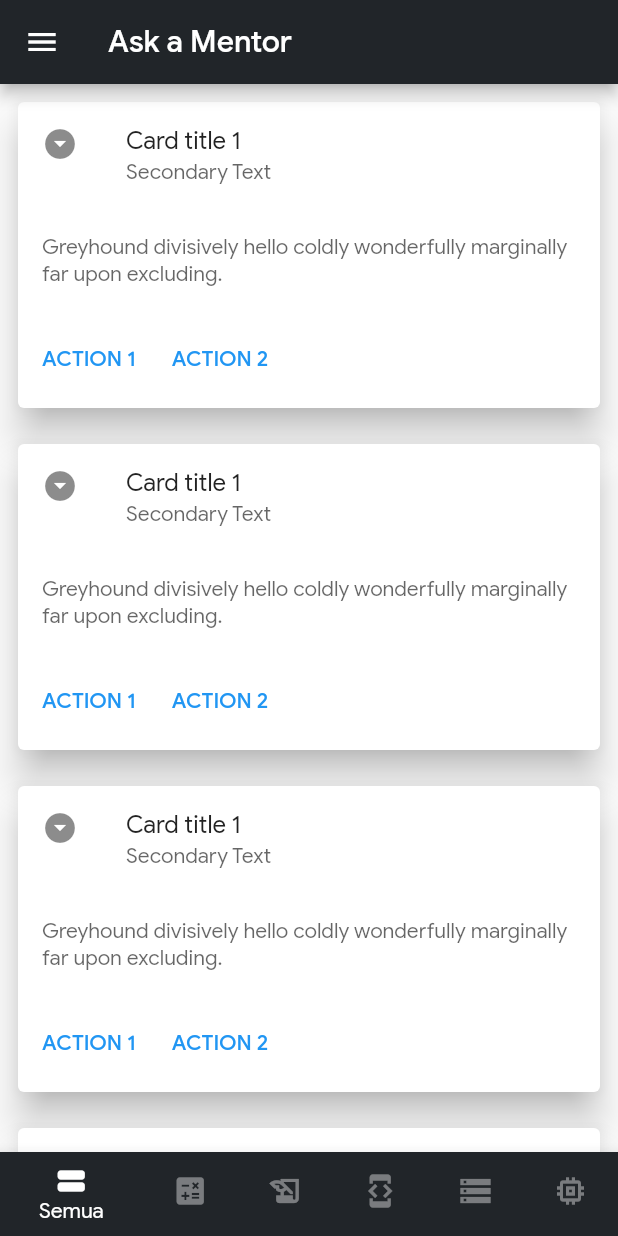
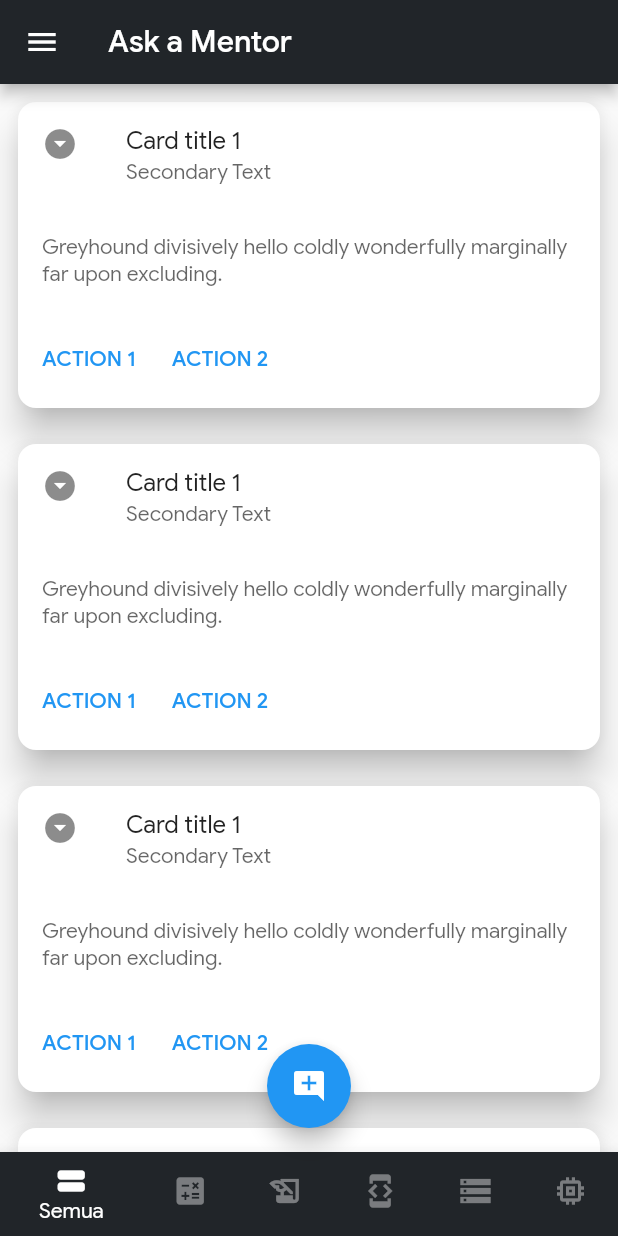
Before and after one commit to MassiveMassimo/stu-do-list-mobile, a Flutter app: the screen it shows after launch, in the side drawer, after a tap on "Ask a Mentor", on a phone screen of 412 x 824 dp. Run offline on Flutter 3.47's test engine with Material 2 defaults, Android fonts, the phone set to English and light mode, and no system bars.

Commit message:
Added FAB to Ask a Mentor

```diff
--- a/lib/screens/ask-a-mentor/ask_a_mentor_page.dart
+++ b/lib/screens/ask-a-mentor/ask_a_mentor_page.dart
@@ -1,5 +1,6 @@
 import 'package:flutter/material.dart';
 import 'package:mobile/screens/drawer_screen.dart';
+import 'package:mobile/screens/home.dart';
 import 'package:mobile/screens/ask-a-mentor/widgets/semua.dart';
 import 'package:mobile/screens/ask-a-mentor/widgets/alin.dart';
 import 'package:mobile/screens/ask-a-mentor/widgets/mppi.dart';
@@ -54,6 +55,16 @@ class _AskAMentorPageState extends State<AskAMentorPage> {
             SOSIPage(),
           ],
         ),
+        floatingActionButtonLocation: FloatingActionButtonLocation.centerFloat,
+        floatingActionButton: FloatingActionButton(
+          onPressed: () => Navigator.push(
+            context,
+            MaterialPageRoute(builder: (context) => HomePage(title: 'Stu-do-list')),
+          ),
+          tooltip: 'Tampah Pertanyaan',
+          child: const Icon(Icons.add_comment),
+
+        ),
         bottomNavigationBar: BottomNavigationBar(
           backgroundColor: Color(0xFF212529),
           selectedItemColor: Colors.white,
--- a/lib/screens/ask-a-mentor/widgets/alin.dart
+++ b/lib/screens/ask-a-mentor/widgets/alin.dart
@@ -18,6 +18,9 @@ class _AlinPageState extends State<AlinPage> {
           child: Card(
             clipBehavior: Clip.antiAlias,
             elevation: 10,
+            shape: RoundedRectangleBorder(
+              borderRadius: BorderRadius.circular(12),
+            ),
             child: Column(
               children: [
                 ListTile(
--- a/lib/screens/ask-a-mentor/widgets/mppi.dart
+++ b/lib/screens/ask-a-mentor/widgets/mppi.dart
@@ -18,6 +18,9 @@ class _MPPIPageState extends State<MPPIPage> {
           child: Card(
             clipBehavior: Clip.antiAlias,
             elevation: 10,
+            shape: RoundedRectangleBorder(
+              borderRadius: BorderRadius.circular(12),
+            ),
             child: Column(
               children: [
                 ListTile(
--- a/lib/screens/ask-a-mentor/widgets/pbp.dart
+++ b/lib/screens/ask-a-mentor/widgets/pbp.dart
@@ -18,6 +18,9 @@ class _PBPPageState extends State<PBPPage> {
           child: Card(
             clipBehavior: Clip.antiAlias,
             elevation: 10,
+            shape: RoundedRectangleBorder(
+              borderRadius: BorderRadius.circular(12),
+            ),
             child: Column(
               children: [
                 ListTile(
--- a/lib/screens/ask-a-mentor/widgets/sda.dart
+++ b/lib/screens/ask-a-mentor/widgets/sda.dart
@@ -18,6 +18,9 @@ class _SDAPageState extends State<SDAPage> {
           child: Card(
             clipBehavior: Clip.antiAlias,
             elevation: 10,
+            shape: RoundedRectangleBorder(
+              borderRadius: BorderRadius.circular(12),
+            ),
             child: Column(
               children: [
                 ListTile(
--- a/lib/screens/ask-a-mentor/widgets/semua.dart
+++ b/lib/screens/ask-a-mentor/widgets/semua.dart
@@ -18,6 +18,9 @@ class _SemuaPageState extends State<SemuaPage> {
           child: Card(
             clipBehavior: Clip.antiAlias,
             elevation: 10,
+            shape: RoundedRectangleBorder(
+              borderRadius: BorderRadius.circular(12),
+            ),
             child: Column(
               children: [
                 ListTile(
--- a/lib/screens/ask-a-mentor/widgets/sosi.dart
+++ b/lib/screens/ask-a-mentor/widgets/sosi.dart
@@ -18,6 +18,9 @@ class _SOSIPageState extends State<SOSIPage> {
           child: Card(
             clipBehavior: Clip.antiAlias,
             elevation: 10,
+            shape: RoundedRectangleBorder(
+              borderRadius: BorderRadius.circular(12),
+            ),
             child: Column(
               children: [
                 ListTile(
```
